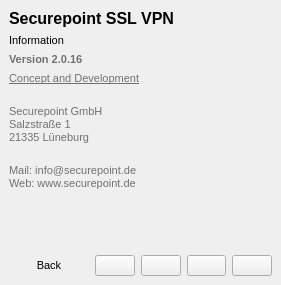
Above: client/src/widgets/info/informationwidget.ui from Securepoint/openvpn-client before the change. Below: the same form after it.
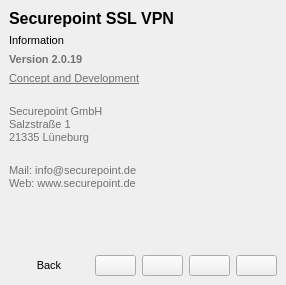
That is the form after the change. Icons and pictures are not drawn.

The edit to the form file:
```diff
--- a/client/src/widgets/info/informationwidget.ui
+++ b/client/src/widgets/info/informationwidget.ui
@@ -6,7 +6,7 @@
    <rect>
     <x>0</x>
     <y>0</y>
-    <width>281</width>
+    <width>286</width>
     <height>285</height>
    </rect>
   </property>
@@ -226,7 +226,7 @@
         <string notr="true">font-size: 8pt;</string>
        </property>
        <property name="text">
-        <string>&lt;html&gt;&lt;head/&gt;&lt;body&gt;&lt;p&gt;&lt;span style=&quot; font-weight:600; color:#717171;&quot;&gt;Version 2.0.16&lt;/span&gt;&lt;/p&gt;&lt;/body&gt;&lt;/html&gt;</string>
+        <string>&lt;html&gt;&lt;head/&gt;&lt;body&gt;&lt;p&gt;&lt;span style=&quot; font-weight:600; color:#717171;&quot;&gt;Version 2.0.19&lt;/span&gt;&lt;/p&gt;&lt;/body&gt;&lt;/html&gt;</string>
        </property>
       </widget>
      </item>
```
